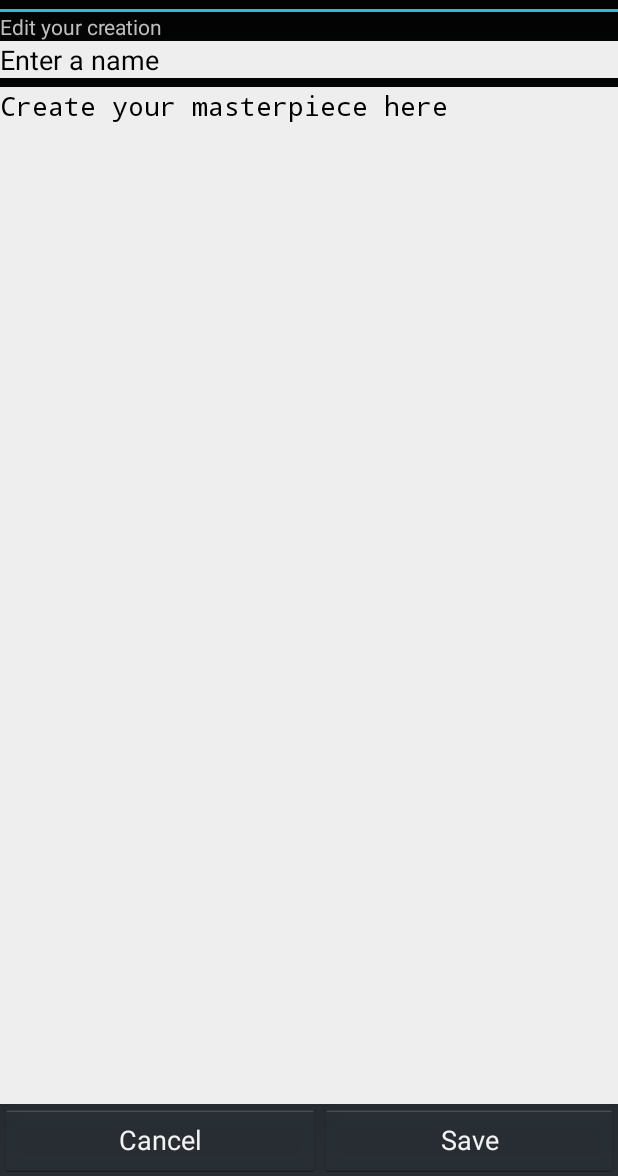
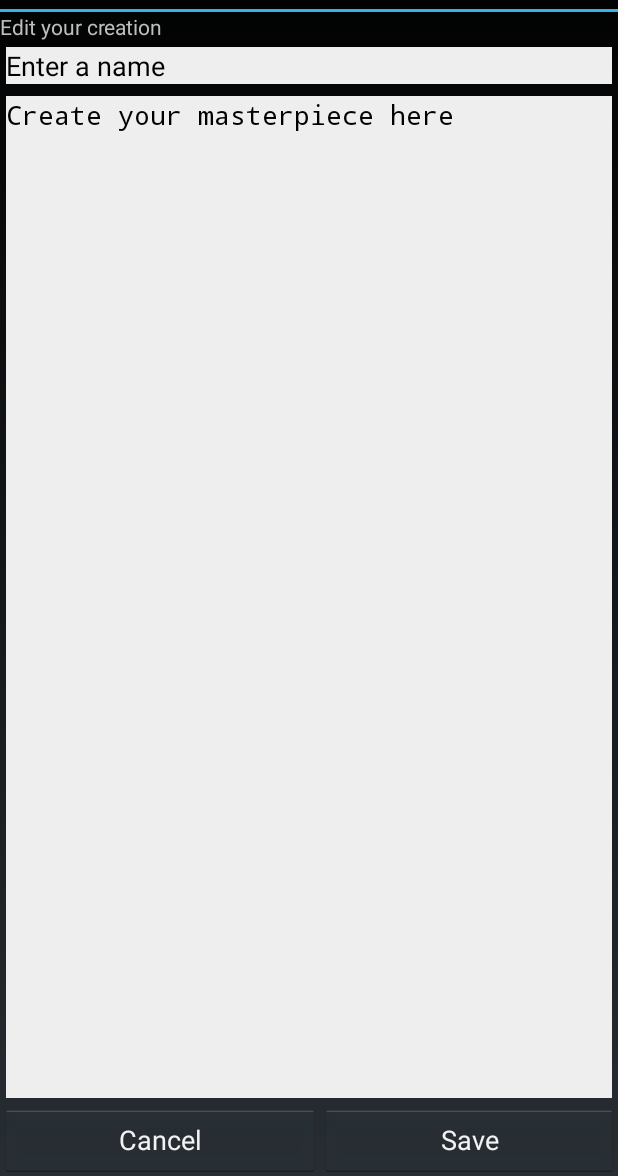
Before and after one commit to mikezanogit/ASCIITTY, an Android app: the screen it shows after launch (MainActivity), after a tap on "Add New", on a phone screen of 412 x 824 dp, the part 60-1236 px from its top. Run offline under Robolectric (Android 15) with nearby library versions, the phone set to English and light mode, and no system bars.

Commit message:
Refactoring code and renaming files

```diff
--- a/app/src/main/java/com/zano/asciitty/app/SampleDataAdapter.java
+++ b/app/src/main/java/com/zano/asciitty/app/AsciiArtDataAdapter.java
@@ -5,7 +5,6 @@ import android.view.LayoutInflater;
 import android.view.View;
 import android.view.ViewGroup;
 import android.widget.ArrayAdapter;
-import android.widget.Button;
 import android.widget.TextView;
 
 import java.util.ArrayList;
@@ -17,21 +16,21 @@ import java.util.List;
  */
 
 
-public class SampleDataAdapter extends ArrayAdapter<AsciiArtItem> {
+public class AsciiArtDataAdapter extends ArrayAdapter<AsciiArtItem> {
 
     List<AsciiArtItem> values;
 
     private Context context;
 
-    public SampleDataAdapterListener getmListener() {
+    public AsciiArtDataAdapterListener getmListener() {
         return mListener;
     }
 
-    public void setmListener(SampleDataAdapterListener mListener) {
+    public void setmListener(AsciiArtDataAdapterListener mListener) {
         this.mListener = mListener;
     }
 
-    private SampleDataAdapterListener mListener;
+    private AsciiArtDataAdapterListener mListener;
 
 
     @Override
@@ -46,7 +45,7 @@ public class SampleDataAdapter extends ArrayAdapter<AsciiArtItem> {
         super.remove(object);
     }
 
-    public SampleDataAdapter(Context context, int layoutId, ArrayList<AsciiArtItem> items){
+    public AsciiArtDataAdapter(Context context, int layoutId, ArrayList<AsciiArtItem> items){
 
 
         super(context,layoutId,items);
@@ -55,10 +54,8 @@ public class SampleDataAdapter extends ArrayAdapter<AsciiArtItem> {
         this.context = context;
     }
 
-    public int indexOf(AsciiArtItem item)
-    {
-        int index = this.values.indexOf(item);
-        return index;
+    public int indexOf(AsciiArtItem item) {
+        return this.values.indexOf(item);
     }
 
     public void update(AsciiArtItem updated, int index) {
--- a/app/src/main/java/com/zano/asciitty/app/SampleDataAdapterListener.java
+++ b/app/src/main/java/com/zano/asciitty/app/AsciiArtDataAdapterListener.java
@@ -5,6 +5,6 @@ import android.view.View;
 /**
  * Created by mamanzan on 5/23/2014.
  */
-public interface SampleDataAdapterListener {
+public interface AsciiArtDataAdapterListener {
     public void OnItemClick(View view, AsciiArtItem item);
 }
--- a/app/src/main/java/com/zano/asciitty/app/AsciiArtDataSource.java
+++ b/app/src/main/java/com/zano/asciitty/app/AsciiArtDataRepository.java
@@ -13,13 +13,13 @@ import java.util.List;
 /**
  * Created by mamanzan on 6/4/2014.
  */
-public class AsciiArtDataSource {
+public class AsciiArtDataRepository {
 
     private SQLiteDatabase db;
     private SQLite dbHelper;
     private String[] allColumns = { SQLite.COLUMN_ID, SQLite.COLUMN_NAME, SQLite.COLUMN_DATA};
 
-    public AsciiArtDataSource(Context context) {
+    public AsciiArtDataRepository(Context context) {
         this.dbHelper = new SQLite(context);
     }
 
--- a/app/src/main/java/com/zano/asciitty/app/AsciiItemsFragment.java
+++ b/app/src/main/java/com/zano/asciitty/app/AsciiItemsFragment.java
@@ -21,11 +21,11 @@ import java.util.List;
 /**
  * Created by mamanzan on 6/9/2014.
  */
-public class AsciiItemsFragment extends Fragment implements SampleDataAdapterListener{
+public class AsciiItemsFragment extends Fragment implements AsciiArtDataAdapterListener {
 
     private ListView lv;
-    private AsciiArtDataSource dataSource;
-    private SampleDataAdapter sampleData;
+    private AsciiArtDataRepository dataSource;
+    private AsciiArtDataAdapter sampleData;
 
     @Override
     public void onCreate(Bundle savedInstanceState) {
@@ -70,7 +70,7 @@ public class AsciiItemsFragment extends Fragment implements SampleDataAdapterLis
             ArrayList<AsciiArtItem> items = parseXML(xrp);
             List<AsciiArtItem> values = null;
 
-            this.dataSource = new AsciiArtDataSource(this.getActivity());
+            this.dataSource = new AsciiArtDataRepository(this.getActivity());
             try {
                 this.dataSource.open();
                 values = this.dataSource.getAllAsciiArtItems();
@@ -81,7 +81,7 @@ public class AsciiItemsFragment extends Fragment implements SampleDataAdapterLis
 
             }
 
-            this.sampleData = new SampleDataAdapter(getActivity(), R.layout.fragment_ascii_item, (ArrayList<AsciiArtItem>) values);
+            this.sampleData = new AsciiArtDataAdapter(getActivity(), R.layout.fragment_ascii_item, (ArrayList<AsciiArtItem>) values);
             sampleData.setmListener(this);
             lv.setAdapter(sampleData);
 
--- a/app/src/main/java/com/zano/asciitty/app/MainActivity.java
+++ b/app/src/main/java/com/zano/asciitty/app/MainActivity.java
@@ -16,9 +16,8 @@ public class MainActivity extends Activity implements OnAsciiItemSelectionListen
 
 
     private ViewFlipper mViewFlipper;
-    private Animation mSlideInLeft, mSlideOutRight;
     private AsciiArtItem mCurrentItem;
-    private AsciiArtDataSource mDataSource;
+    private AsciiArtDataRepository mDataSource;
 
     /**
      * This is one of the first methods called when the application starts.
@@ -33,13 +32,13 @@ public class MainActivity extends Activity implements OnAsciiItemSelectionListen
         setContentView(R.layout.activity_main);
 
         //Create the animations that will then be applied to the view flipper
-        mSlideInLeft = AnimationUtils.loadAnimation(this,android.R.anim.slide_in_left);
-        mSlideOutRight = AnimationUtils.loadAnimation(this,android.R.anim.slide_out_right);
+        Animation slideInLeft = AnimationUtils.loadAnimation(this, android.R.anim.slide_in_left);
+        Animation slideOutRight = AnimationUtils.loadAnimation(this,android.R.anim.slide_out_right);
 
         //Add animations to the view flipper
         mViewFlipper = (ViewFlipper) findViewById(R.id.viewFlipper);
-        mViewFlipper.setInAnimation(mSlideInLeft);
-        mViewFlipper.setOutAnimation(mSlideOutRight);
+        mViewFlipper.setInAnimation(slideInLeft);
+        mViewFlipper.setOutAnimation(slideOutRight);
     }
     /**
      * Returns the application to a state where the list of ascii art items are displayed.
@@ -55,7 +54,7 @@ public class MainActivity extends Activity implements OnAsciiItemSelectionListen
      */
     public void onAsciiEditorSave(AsciiArtItem item)
     {
-        mDataSource = new AsciiArtDataSource(this);
+        mDataSource = new AsciiArtDataRepository(this);
         try {
 
             mDataSource.open();
@@ -122,7 +121,7 @@ public class MainActivity extends Activity implements OnAsciiItemSelectionListen
     @Override
     public void onAsciiItemDelete(AsciiArtItem item){
         mCurrentItem = null;
-        mDataSource = new AsciiArtDataSource(this);
+        mDataSource = new AsciiArtDataRepository(this);
         try {
 
             mDataSource.open();
--- a/app/src/main/res/layout/fragment_ascii_editor.xml
+++ b/app/src/main/res/layout/fragment_ascii_editor.xml
@@ -18,8 +18,9 @@
         android:id="@+id/editTextName"
         android:background="#eee"
         android:layout_marginBottom="6dp"
-        android:text="@string/editTextDefaultName"
-        android:textColor="#000" />
+        android:textColor="#000"
+        android:hint="@string/editTextDefaultName"
+        android:layout_margin="4dp" />
 
     <EditText
         android:layout_width="fill_parent"
@@ -31,10 +32,11 @@
         android:background="#eee"
         android:typeface="monospace"
         android:clickable="true"
-        android:text="@string/editTextDefaultCreation"
         android:textColor="#000"
         android:gravity="top"
-        android:singleLine="false" />
+        android:singleLine="false"
+        android:hint="@string/editTextDefaultCreation"
+        android:layout_margin="4dp" />
 
     <LinearLayout
         android:orientation="horizontal"
```
